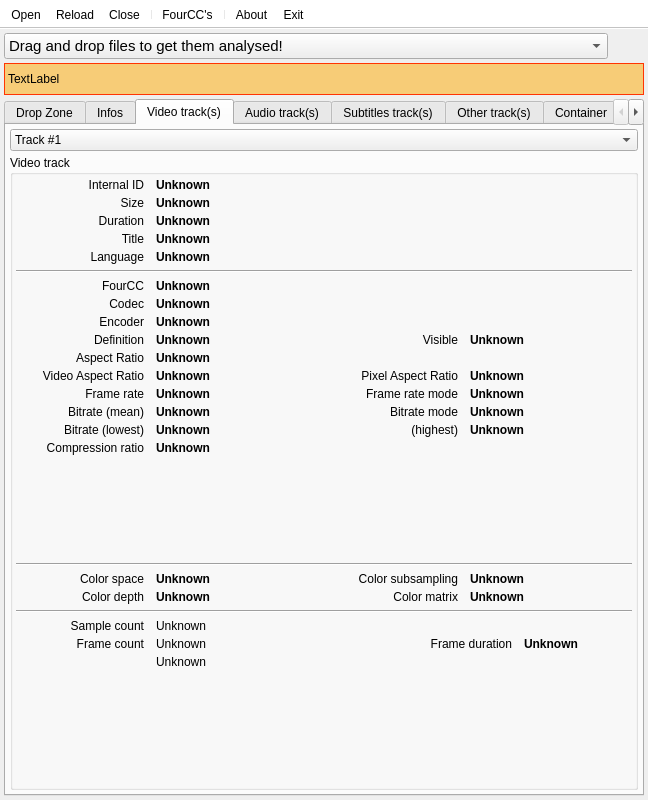
First picture: the form in mini_analyser/ui/mainwindow.ui, repository emericg/MiniVideo, before the edit.
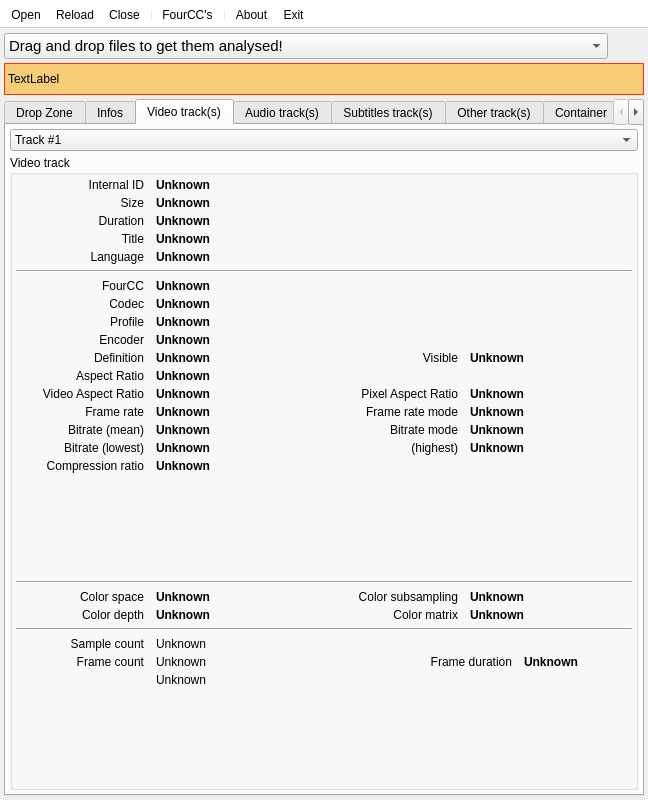
Second picture: the form after the edit. The open tabs and pages were chosen to show the change. Icons and pictures are not drawn. Custom widgets are drawn as their Qt base class.

Commit message: minivideo & minianalyser: start implementing the codec and container profiles

Patch:
```diff
--- a/mini_analyser/ui/mainwindow.ui
+++ b/mini_analyser/ui/mainwindow.ui
@@ -1424,7 +1424,7 @@
              <property name="verticalSpacing">
               <number>4</number>
              </property>
-             <item row="3" column="0">
+             <item row="4" column="0">
               <widget class="QLabel" name="label_59">
                <property name="text">
                 <string>Definition</string>
@@ -1434,7 +1434,7 @@
                </property>
               </widget>
              </item>
-             <item row="3" column="2">
+             <item row="4" column="2">
               <widget class="QLabel" name="label_10">
                <property name="sizePolicy">
                 <sizepolicy hsizetype="MinimumExpanding" vsizetype="Preferred">
@@ -1456,7 +1456,7 @@
                </property>
               </widget>
              </item>
-             <item row="7" column="1">
+             <item row="8" column="1">
               <widget class="QLabel" name="label_video_bitrate_gross">
                <property name="font">
                 <font>
@@ -1472,7 +1472,7 @@
                </property>
               </widget>
              </item>
-             <item row="3" column="3">
+             <item row="4" column="3">
               <widget class="QLabel" name="label_video_definition_visible">
                <property name="font">
                 <font>
@@ -1488,7 +1488,7 @@
                </property>
               </widget>
              </item>
-             <item row="8" column="1">
+             <item row="9" column="1">
               <widget class="QLabel" name="label_video_bitrate_lowest">
                <property name="font">
                 <font>
@@ -1504,7 +1504,7 @@
                </property>
               </widget>
              </item>
-             <item row="2" column="1" colspan="3">
+             <item row="3" column="1" colspan="3">
               <widget class="QLabel" name="label_video_encoder">
                <property name="font">
                 <font>
@@ -1520,7 +1520,7 @@
                </property>
               </widget>
              </item>
-             <item row="6" column="3">
+             <item row="7" column="3">
               <widget class="QLabel" name="label_video_framerate_mode">
                <property name="font">
                 <font>
@@ -1536,7 +1536,7 @@
                </property>
               </widget>
              </item>
-             <item row="9" column="0">
+             <item row="10" column="0">
               <widget class="QLabel" name="label_21">
                <property name="text">
                 <string>Compression ratio</string>
@@ -1546,7 +1546,7 @@
                </property>
               </widget>
              </item>
-             <item row="3" column="1">
+             <item row="4" column="1">
               <widget class="QLabel" name="label_video_definition">
                <property name="font">
                 <font>
@@ -1572,7 +1572,7 @@
                </property>
               </widget>
              </item>
-             <item row="7" column="2">
+             <item row="8" column="2">
               <widget class="QLabel" name="label_53">
                <property name="text">
                 <string>Bitrate mode</string>
@@ -1582,7 +1582,7 @@
                </property>
               </widget>
              </item>
-             <item row="5" column="0">
+             <item row="6" column="0">
               <widget class="QLabel" name="label_81">
                <property name="text">
                 <string>Video Aspect Ratio</string>
@@ -1592,7 +1592,7 @@
                </property>
               </widget>
              </item>
-             <item row="2" column="0">
+             <item row="3" column="0">
               <widget class="QLabel" name="label_62">
                <property name="text">
                 <string>Encoder</string>
@@ -1602,7 +1602,7 @@
                </property>
               </widget>
              </item>
-             <item row="4" column="0">
+             <item row="5" column="0">
               <widget class="QLabel" name="label_57">
                <property name="text">
                 <string>Aspect Ratio</string>
@@ -1612,7 +1612,7 @@
                </property>
               </widget>
              </item>
-             <item row="8" column="2">
+             <item row="9" column="2">
               <widget class="QLabel" name="label_72">
                <property name="text">
                 <string>(highest)</string>
@@ -1622,7 +1622,7 @@
                </property>
               </widget>
              </item>
-             <item row="4" column="1" colspan="3">
+             <item row="5" column="1" colspan="3">
               <widget class="QLabel" name="label_video_dar">
                <property name="font">
                 <font>
@@ -1638,7 +1638,7 @@
                </property>
               </widget>
              </item>
-             <item row="8" column="3">
+             <item row="9" column="3">
               <widget class="QLabel" name="label_video_bitrate_highest">
                <property name="font">
                 <font>
@@ -1654,7 +1654,7 @@
                </property>
               </widget>
              </item>
-             <item row="7" column="3">
+             <item row="8" column="3">
               <widget class="QLabel" name="label_video_bitratemode">
                <property name="font">
                 <font>
@@ -1670,7 +1670,7 @@
                </property>
               </widget>
              </item>
-             <item row="9" column="1" colspan="3">
+             <item row="10" column="1" colspan="3">
               <widget class="QLabel" name="label_video_compression_ratio">
                <property name="font">
                 <font>
@@ -1686,7 +1686,7 @@
                </property>
               </widget>
              </item>
-             <item row="8" column="0">
+             <item row="9" column="0">
               <widget class="QLabel" name="label_56">
                <property name="text">
                 <string>Bitrate (lowest)</string>
@@ -1712,7 +1712,7 @@
                </property>
               </widget>
              </item>
-             <item row="5" column="2">
+             <item row="6" column="2">
               <widget class="QLabel" name="label_38">
                <property name="text">
                 <string>Pixel Aspect Ratio</string>
@@ -1722,7 +1722,7 @@
                </property>
               </widget>
              </item>
-             <item row="6" column="2">
+             <item row="7" column="2">
               <widget class="QLabel" name="label_77">
                <property name="text">
                 <string>Frame rate mode</string>
@@ -1732,7 +1732,7 @@
                </property>
               </widget>
              </item>
-             <item row="5" column="3">
+             <item row="6" column="3">
               <widget class="QLabel" name="label_video_par">
                <property name="font">
                 <font>
@@ -1786,7 +1786,7 @@
                </property>
               </widget>
              </item>
-             <item row="7" column="0">
+             <item row="8" column="0">
               <widget class="QLabel" name="label_11">
                <property name="text">
                 <string>Bitrate (mean)</string>
@@ -1796,23 +1796,23 @@
                </property>
               </widget>
              </item>
-             <item row="5" column="1">
-              <widget class="QLabel" name="label_video_var">
-               <property name="font">
-                <font>
-                 <weight>75</weight>
-                 <bold>true</bold>
-                </font>
-               </property>
-               <property name="text">
-                <string>Unknown</string>
-               </property>
-               <property name="textInteractionFlags">
-                <set>Qt::LinksAccessibleByMouse|Qt::TextSelectableByKeyboard|Qt::TextSelectableByMouse</set>
-               </property>
-              </widget>
-             </item>
              <item row="6" column="1">
+              <widget class="QLabel" name="label_video_var">
+               <property name="font">
+                <font>
+                 <weight>75</weight>
+                 <bold>true</bold>
+                </font>
+               </property>
+               <property name="text">
+                <string>Unknown</string>
+               </property>
+               <property name="textInteractionFlags">
+                <set>Qt::LinksAccessibleByMouse|Qt::TextSelectableByKeyboard|Qt::TextSelectableByMouse</set>
+               </property>
+              </widget>
+             </item>
+             <item row="7" column="1">
               <widget class="QLabel" name="label_video_framerate">
                <property name="font">
                 <font>
@@ -1828,7 +1828,7 @@
                </property>
               </widget>
              </item>
-             <item row="6" column="0">
+             <item row="7" column="0">
               <widget class="QLabel" name="label_51">
                <property name="text">
                 <string>Frame rate</string>
@@ -1838,6 +1838,29 @@
                </property>
               </widget>
              </item>
+             <item row="2" column="0">
+              <widget class="QLabel" name="label_71">
+               <property name="text">
+                <string>Profile</string>
+               </property>
+               <property name="alignment">
+                <set>Qt::AlignRight|Qt::AlignTrailing|Qt::AlignVCenter</set>
+               </property>
+              </widget>
+             </item>
+             <item row="2" column="1" colspan="3">
+              <widget class="QLabel" name="label_video_codec_profile">
+               <property name="font">
+                <font>
+                 <weight>75</weight>
+                 <bold>true</bold>
+                </font>
+               </property>
+               <property name="text">
+                <string>Unknown</string>
+               </property>
+              </widget>
+             </item>
             </layout>
            </item>
            <item>
```
Left out of the diff: 90 changed lines with no effect on the pictures. The commit also changes 13 other files.
